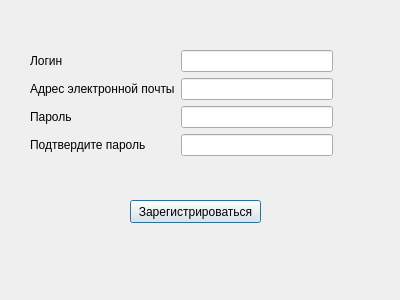
Drawishe/Furman_semester2, file 181-331_Furman/Lab1/registration.ui: the form before one commit.
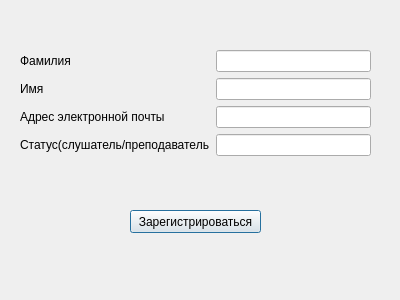
The form after the commit.

What changed in the file:
```diff
--- a/181-331_Furman/Lab1/registration.ui
+++ b/181-331_Furman/Lab1/registration.ui
@@ -17,7 +17,7 @@
    <property name="geometry">
     <rect>
      <x>130</x>
-     <y>200</y>
+     <y>210</y>
      <width>131</width>
      <height>23</height>
     </rect>
@@ -29,9 +29,9 @@
   <widget class="QWidget" name="layoutWidget">
    <property name="geometry">
     <rect>
-     <x>30</x>
+     <x>20</x>
      <y>50</y>
-     <width>303</width>
+     <width>351</width>
      <height>119</height>
     </rect>
    </property>
@@ -41,7 +41,7 @@
       <item>
        <widget class="QLabel" name="label">
         <property name="text">
-         <string>Логин</string>
+         <string>Фамилия</string>
         </property>
        </widget>
       </item>
@@ -55,35 +55,35 @@
       <item>
        <widget class="QLabel" name="label_2">
         <property name="text">
-         <string>Адрес электронной почты</string>
+         <string>Имя</string>
         </property>
        </widget>
       </item>
      </layout>
     </item>
     <item row="1" column="1">
-     <widget class="QLineEdit" name="newEmail"/>
+     <widget class="QLineEdit" name="newName"/>
     </item>
     <item row="2" column="0">
      <layout class="QHBoxLayout" name="horizontalLayout_2">
       <item>
        <widget class="QLabel" name="label_3">
         <property name="text">
-         <string>Пароль</string>
+         <string>Адрес электронной почты</string>
         </property>
        </widget>
       </item>
      </layout>
     </item>
     <item row="2" column="1">
-     <widget class="QLineEdit" name="newPass"/>
+     <widget class="QLineEdit" name="newEmail"/>
     </item>
     <item row="3" column="0">
      <layout class="QHBoxLayout" name="horizontalLayout">
       <item>
        <widget class="QLabel" name="label_4">
         <property name="text">
-         <string>Подтвердите пароль</string>
+         <string>Статус(слушатель/преподаватель</string>
         </property>
        </widget>
       </item>
```
Left out of the diff: 12 changed lines with no effect on the pictures.
